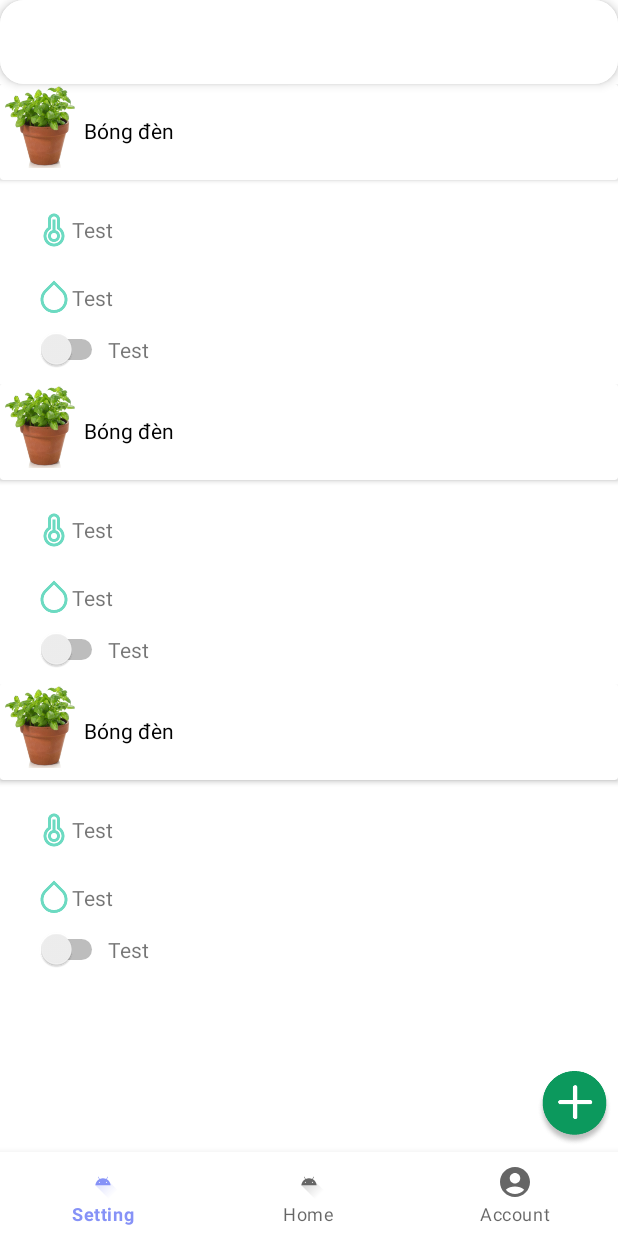
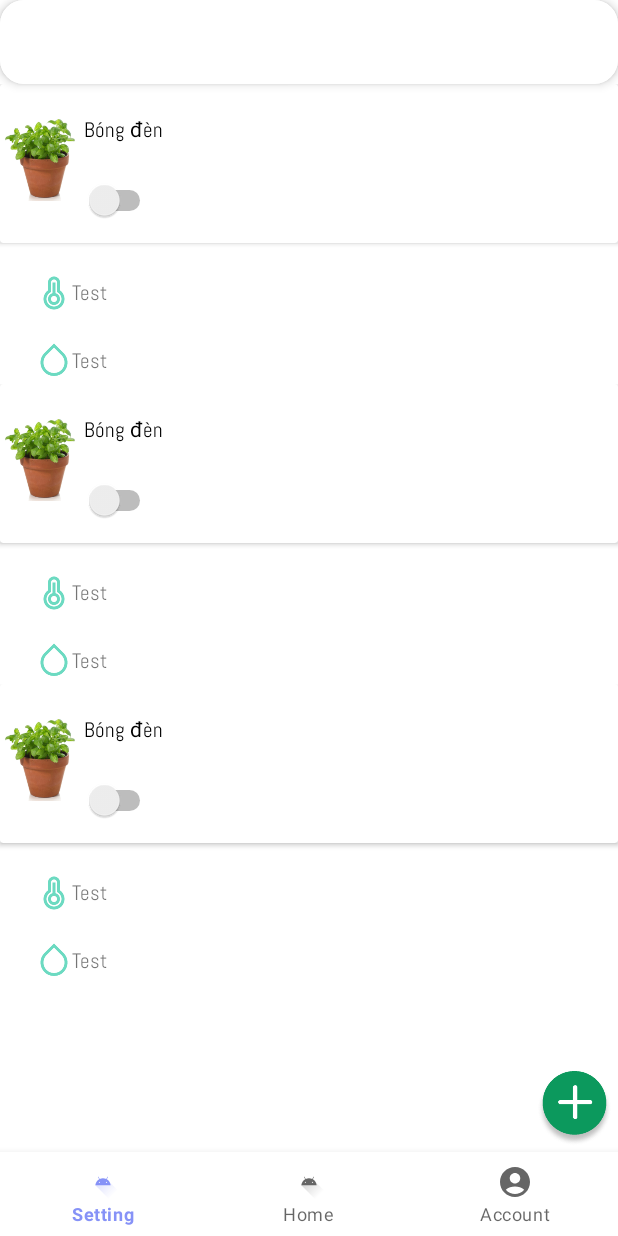
Before and after one commit to fsdkjnv/FinalProjectAndroid, an Android app: the fragment DeviceFragment placed in its activity, on a phone screen of 412 x 824 dp. Run offline under Robolectric (Android 15) with nearby library versions, the phone set to English and light mode, and no system bars.

Commit message:
Vi Thay đổi

```diff
--- a/app/src/main/java/com/example/drawer/ShareView/SharedViewModel.java
+++ b/app/src/main/java/com/example/drawer/ShareView/SharedViewModel.java
@@ -18,9 +18,9 @@ public class SharedViewModel extends ViewModel {
         public List<DataClass> getDataList() {
         if (dataList.isEmpty()) {
             // Initialize with default data if the list is empty
-            dataList.add(new DataClass("Phòng Khách", R.string.camera, "", R.drawable.phongkhach));
-            dataList.add(new DataClass("Phòng học", R.string.recyclerview, "", R.drawable.phonghoc));
-            dataList.add(new DataClass("Phòng Ngủ", R.string.edit, "", R.drawable.phongngu));
+            dataList.add(new DataClass("Living Rom", R.string.camera, "", R.drawable.phongkhach));
+            dataList.add(new DataClass("Living Rom", R.string.recyclerview, "", R.drawable.phonghoc));
+            dataList.add(new DataClass("Living Rom", R.string.edit, "", R.drawable.phongngu));
         }
         return dataList;
     }
--- a/app/src/main/java/com/example/drawer/fragment/FragmentExplore/FavoriteFragment.java
+++ b/app/src/main/java/com/example/drawer/fragment/FragmentExplore/FavoriteFragment.java
@@ -33,8 +33,5 @@ public class FavoriteFragment extends Fragment {
         return inflater.inflate(R.layout.fragment_favorite, container, false);
     }
 
-//    private List<ExploreItem> generateExploreItem()
-//    {
-//
-//    }
+
 }
--- a/app/src/main/res/font/font.xml
+++ b/app/src/main/res/font/font.xml
@@ -3,6 +3,6 @@
     <font
         android:fontStyle="normal"
         android:fontWeight="400"
-      />
+        android:font="@font/abel_regular" />
 
 </font-family>
--- a/app/src/main/res/layout/fragment_home.xml
+++ b/app/src/main/res/layout/fragment_home.xml
@@ -14,7 +14,7 @@
         android:layout_height="wrap_content"
         android:layout_marginStart="24dp"
         android:layout_marginTop="68dp"
-        android:fontFamily="sans-serif-light"
+        android:fontFamily="@font/abel_regular"
         android:text=" Hello, Vo Vi 🌿"
         android:textSize="30sp"
 
--- a/app/src/main/res/layout/recycler_item.xml
+++ b/app/src/main/res/layout/recycler_item.xml
@@ -50,7 +50,7 @@
                         android:id="@+id/recTitle"
                         android:layout_width="wrap_content"
                         android:layout_height="wrap_content"
-                        android:fontFamily="sans-serif-light"
+                        android:fontFamily="@font/abel_regular"
                         android:maxLines="1"
                         android:text="Title"
                         android:textColor="@color/black"
--- a/app/src/main/res/layout/recycler_item_device.xml
+++ b/app/src/main/res/layout/recycler_item_device.xml
@@ -25,7 +25,7 @@
                 <ImageView
                     android:id="@+id/recImagedevice"
                     android:layout_width="56dp"
-                    android:layout_height="56dp"
+                    android:layout_height="match_parent"
                     android:scaleType="fitCenter"
                     android:src="@drawable/cay_1" />
 
@@ -43,6 +43,7 @@
                         android:text="Title"
                         android:textColor="@android:color/black"
                         android:layout_marginTop="21dp"
+                        android:fontFamily="@font/abel_regular"
 
                         android:textSize="14sp" />
 
@@ -51,9 +52,18 @@
                         android:layout_width="match_parent"
                         android:layout_height="wrap_content"
                         android:maxLines="1"
+                        android:fontFamily="@font/abel_regular"
+
                         android:text="Seekbar:"
                         android:textSize="12sp" />
 
+                    <Switch
+                        android:id="@+id/switchButton"
+                        android:layout_width="wrap_content"
+                        android:layout_height="wrap_content"
+                        android:layout_marginTop="8dp"
+                        android:layout_marginBottom="8dp"
+                        android:textSize="14sp" />
 
 
                 </LinearLayout>
@@ -88,6 +98,8 @@
         <TextView
             android:layout_width="wrap_content"
             android:layout_height="wrap_content"
+            android:fontFamily="@font/abel_regular"
+
             android:text="Test" />
     </LinearLayout>
 
@@ -108,6 +120,8 @@
         <TextView
             android:layout_width="wrap_content"
             android:layout_height="wrap_content"
+            android:fontFamily="@font/abel_regular"
+
             android:text="Test" />
     </LinearLayout>
 
@@ -123,16 +137,10 @@
 
 
         <!-- Switch -->
-        <Switch
-            android:id="@+id/switchButton"
+        <TextView
             android:layout_width="wrap_content"
             android:layout_height="wrap_content"
-            android:textSize="14sp"
-            android:layout_marginTop="8dp"
-            android:layout_marginBottom="8dp" />
-                <TextView
-            android:layout_width="wrap_content"
-            android:layout_height="wrap_content"
+            android:fontFamily="@font/abel_regular"
             android:text="Test" />
     </LinearLayout>
 </LinearLayout>
```
Also changed, not shown: app/src/main/res/font/abel_regular.ttf (renamed from app/src/main/assets/font/Abel-Regular.ttf).
